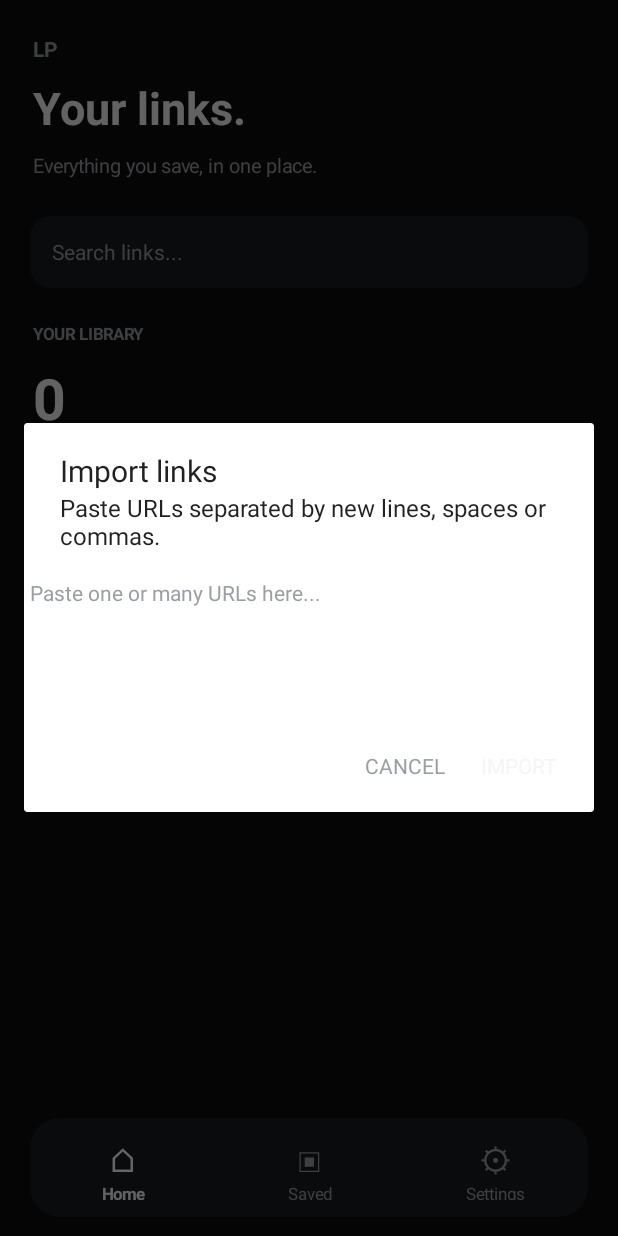
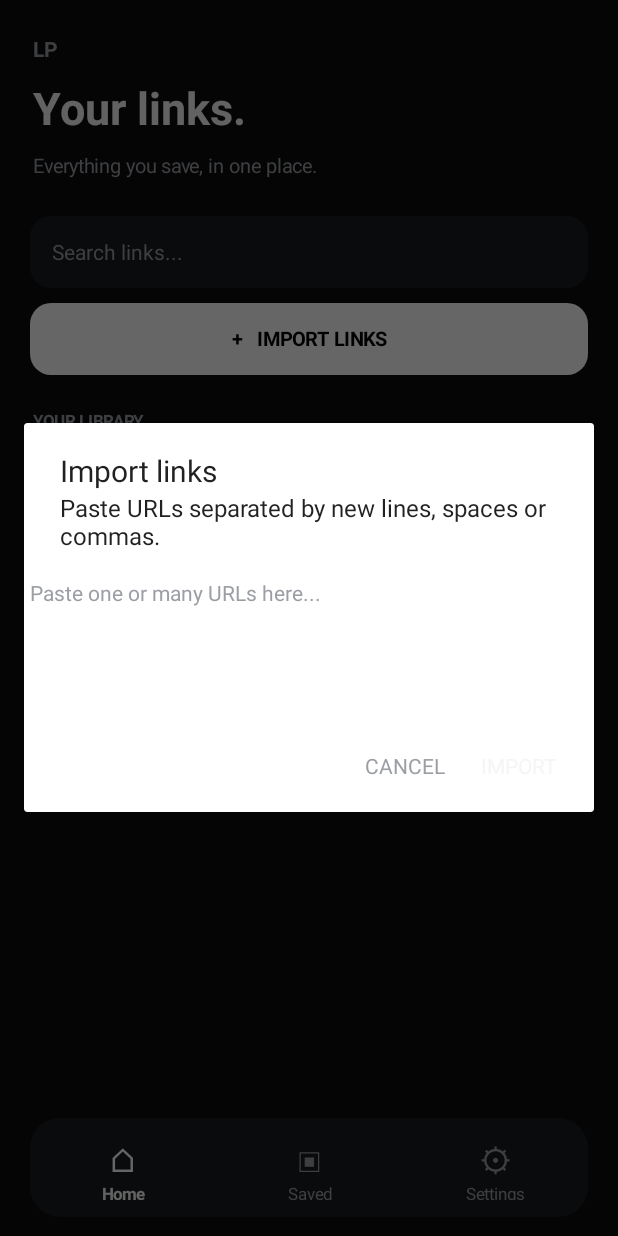
Before and after one commit to Noshi09/uk-linkpad., an Android app: the screen it shows after launch (MainActivity), after a tap on "+ IMPORT LINKS", on a phone screen of 412 x 824 dp. Run offline under Robolectric (Android 15) with nearby library versions, the phone set to English and light mode, and no system bars.

Commit message:
Keep Home import button below search bar

```diff
--- a/app/src/main/java/com/uk/linkpad/MainActivity.kt
+++ b/app/src/main/java/com/uk/linkpad/MainActivity.kt
@@ -206,6 +206,15 @@ class MainActivity : Activity() {
             })
         }
 
+        if (page == "Home") {
+            root.addView(
+                button("+   IMPORT LINKS", { importLinks() }, true),
+                LinearLayout.LayoutParams(-1, dp(48)).apply {
+                    topMargin = dp(10)
+                }
+            )
+        }
+
         val scroll = ScrollView(this).apply {
             isFillViewport = true
             clipToPadding = false
@@ -288,15 +297,6 @@ class MainActivity : Activity() {
                     if (saved.size == 1) "saved link" else "saved links",
                     14f, muted
                 ))
-
-                content.addView(button(
-                    "+   IMPORT LINKS",
-                    { importLinks() },
-                    true
-                ), LinearLayout.LayoutParams(-1, dp(52)).apply {
-                    topMargin = dp(22)
-                    bottomMargin = dp(25)
-                })
 
                 sectionTitle("RECENTLY SAVED")
 
```
